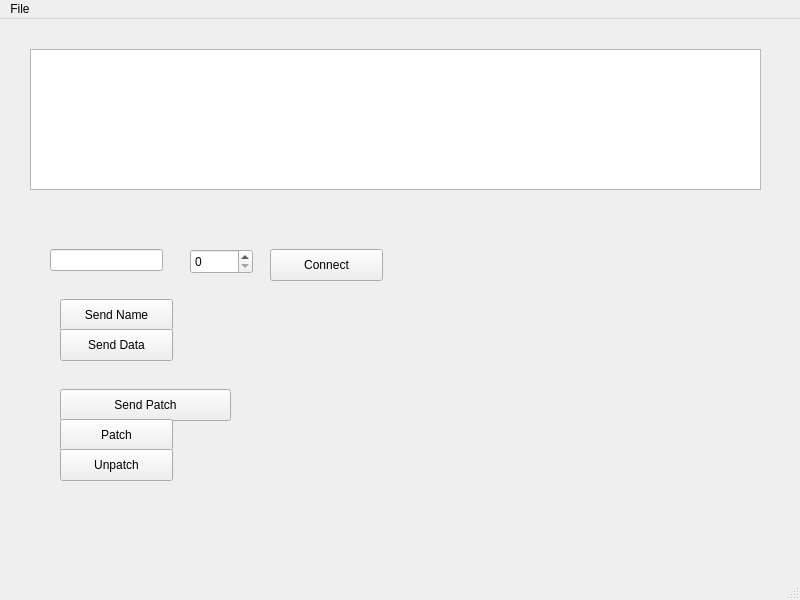
First picture: the form in SampleConsole/SampleConsole.ui, repository jwarwick/citp-lib, before the edit.
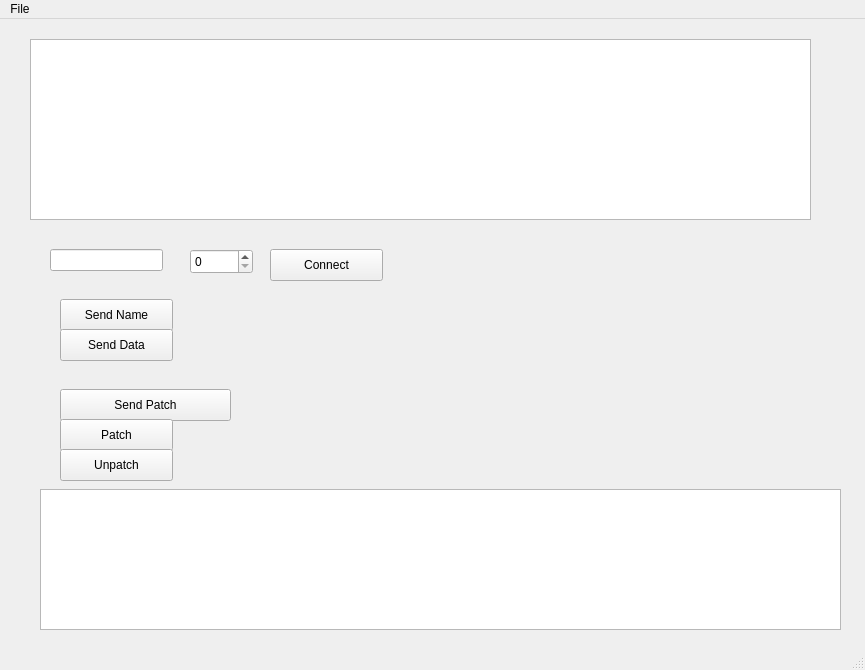
Second picture: the form after the edit.

```diff
--- a/SampleConsole/SampleConsole.ui
+++ b/SampleConsole/SampleConsole.ui
@@ -6,8 +6,8 @@
    <rect>
     <x>0</x>
     <y>0</y>
-    <width>800</width>
-    <height>600</height>
+    <width>865</width>
+    <height>670</height>
    </rect>
   </property>
   <property name="windowTitle">
@@ -17,9 +17,9 @@
    <widget class="QPlainTextEdit" name="textEdit">
     <property name="geometry">
      <rect>
-      <x>30</x>
-      <y>30</y>
-      <width>731</width>
+      <x>40</x>
+      <y>470</y>
+      <width>801</width>
       <height>141</height>
      </rect>
     </property>
@@ -122,13 +122,23 @@
      <string>Unpatch</string>
     </property>
    </widget>
+   <widget class="QTableView" name="tableView">
+    <property name="geometry">
+     <rect>
+      <x>30</x>
+      <y>20</y>
+      <width>781</width>
+      <height>181</height>
+     </rect>
+    </property>
+   </widget>
   </widget>
   <widget class="QMenuBar" name="menubar">
    <property name="geometry">
     <rect>
      <x>0</x>
      <y>0</y>
-     <width>800</width>
+     <width>865</width>
      <height>22</height>
     </rect>
    </property>
```
